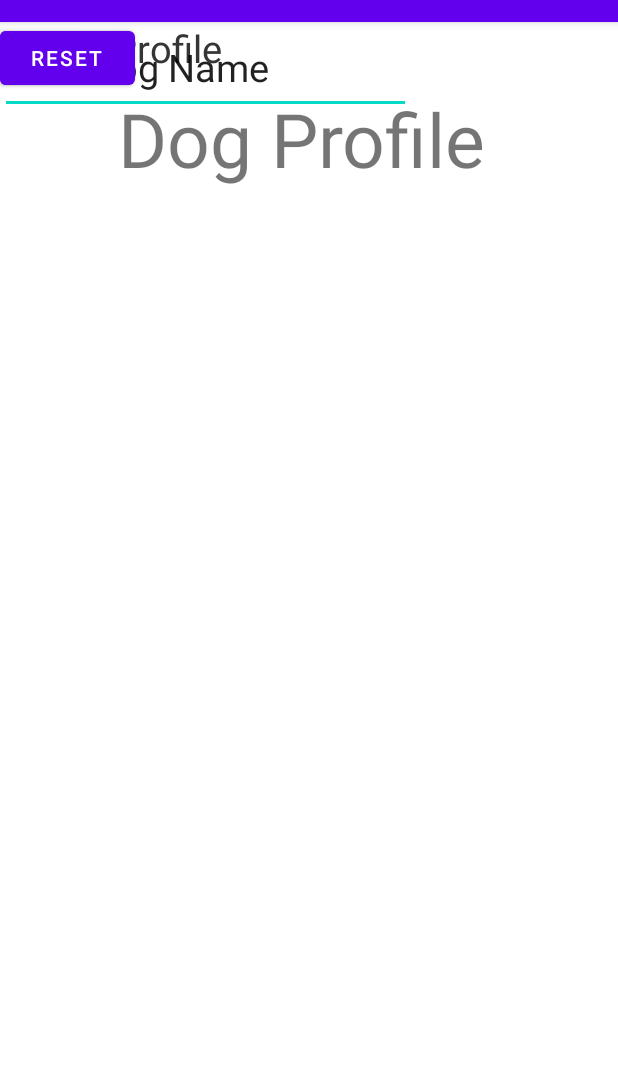
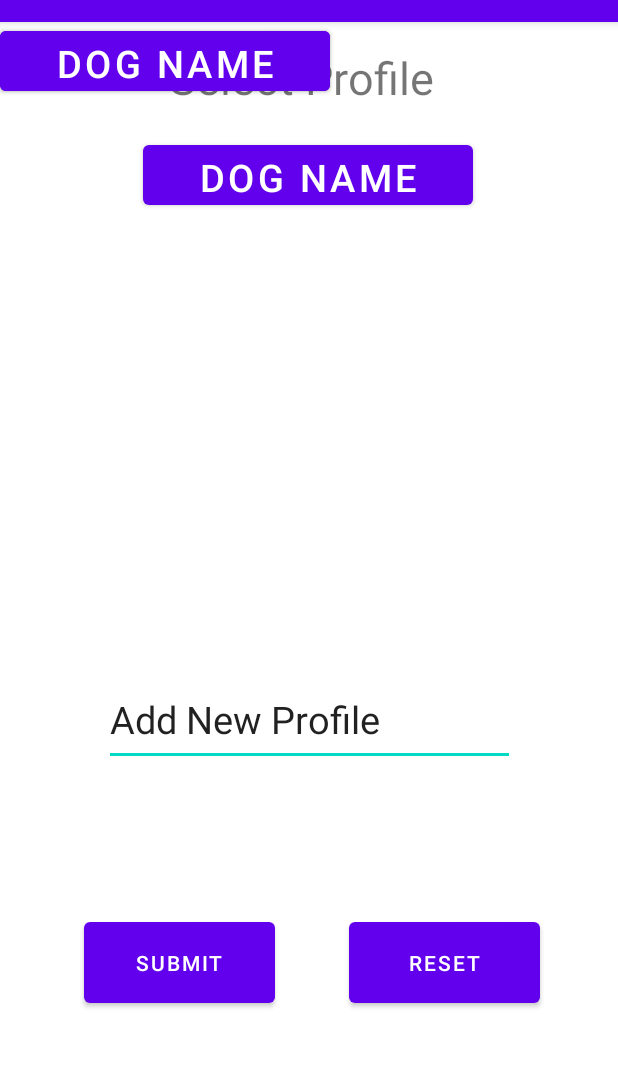
Before and after one commit to jenlebaron/Dog_Log, an Android app: the Profile screen opened directly, with no data from a screen before it, on a phone screen of 412 x 824 dp, the part 62-1130 px from its top. Run offline under Robolectric (Android 15) with nearby library versions, the phone set to English and light mode, and no system bars.

Commit message:
Profile.xml updated (2)

```diff
--- a/app/src/main/res/layout/activity_profile.xml
+++ b/app/src/main/res/layout/activity_profile.xml
@@ -6,60 +6,94 @@
     android:layout_height="match_parent"
     tools:context=".MainActivity">
 
-    <TextView
-        android:id="@+id/textView2"
-        android:layout_width="274dp"
-        android:layout_height="61dp"
-        android:text="Select Profile"
-        android:textSize="25dp"
-        tools:layout_editor_absoluteX="78dp"
-        tools:layout_editor_absoluteY="272dp" />
+
+
+
+
+
+
+
 
     <TextView
         android:layout_width="wrap_content"
         android:layout_height="wrap_content"
-        android:textSize="50dp"
-        android:text="Dog Profile"
+        android:text="@string/select_profile"
+        android:textSize="30sp"
         app:layout_constraintBottom_toBottomOf="parent"
-        app:layout_constraintHorizontal_bias="0.47"
+        app:layout_constraintHorizontal_bias="0.48"
         app:layout_constraintLeft_toLeftOf="parent"
         app:layout_constraintRight_toRightOf="parent"
         app:layout_constraintTop_toTopOf="parent"
-        app:layout_constraintVertical_bias="0.063" />
+        app:layout_constraintVertical_bias="0.023" />
+
+    <Button
+        android:id="@+id/button2"
+        android:layout_width="127dp"
+        android:layout_height="66dp"
+        android:layout_marginEnd="52dp"
+        android:layout_marginRight="52dp"
+        android:layout_marginBottom="108dp"
+        android:text="@string/reset"
+        app:layout_constraintBottom_toBottomOf="parent"
+        app:layout_constraintEnd_toEndOf="parent" />
+
+    <Button
+        android:id="@+id/button3"
+        android:layout_width="220dp"
+        android:layout_height="52dp"
+        android:layout_marginTop="24dp"
+        android:text="@string/dog_name"
+        android:textSize="25sp"
+        app:layout_constraintEnd_toEndOf="parent"
+        app:layout_constraintHorizontal_bias="0.497"
+        app:layout_constraintStart_toStartOf="parent"
+        app:layout_constraintTop_toBottomOf="@+id/button5"
+        tools:ignore="MissingConstraints" />
+
+    <Button
+        android:id="@+id/button4"
+        android:layout_width="220dp"
+        android:layout_height="52dp"
+        android:text="@string/dog_name"
+        android:textSize="25sp"
+        tools:ignore="MissingConstraints"
+        tools:layout_editor_absoluteX="95dp"
+        tools:layout_editor_absoluteY="97dp" />
 
 
-    <TextView
-        android:id="@+id/textView"
-        android:layout_width="274dp"
-        android:layout_height="61dp"
-        android:text="Select Profile"
-        android:textSize="25dp"
-        tools:layout_editor_absoluteX="78dp"
-        tools:layout_editor_absoluteY="196dp" />
+
+    <Button
+        android:id="@+id/button5"
+        android:layout_width="220dp"
+        android:layout_height="52dp"
+        android:text="@string/dog_name"
+        android:textSize="25sp"
+        tools:ignore="MissingConstraints"
+        tools:layout_editor_absoluteX="95dp"
+        tools:layout_editor_absoluteY="168dp" />
 
     <EditText
         android:id="@+id/textView"
         android:layout_width="274dp"
         android:layout_height="61dp"
-        android:text=" Add Dog Name"
-        android:textSize="25dp"
-        tools:layout_editor_absoluteX="78dp"
-        tools:layout_editor_absoluteY="417dp" />
+        android:layout_marginBottom="272dp"
+        android:inputType="text"
+        android:text="@string/add_new_profile"
+        android:textSize="25sp"
+        app:layout_constraintBottom_toBottomOf="parent"
+        app:layout_constraintEnd_toEndOf="parent"
+        app:layout_constraintHorizontal_bias="0.503"
+        app:layout_constraintStart_toStartOf="parent" />
 
     <Button
         android:id="@+id/button"
-        android:layout_width="wrap_content"
-        android:layout_height="wrap_content"
-        android:text="Submit"
-        tools:layout_editor_absoluteX="81dp"
-        tools:layout_editor_absoluteY="573dp" />
-
-    <Button
-        android:id="@+id/button2"
-        android:layout_width="wrap_content"
-        android:layout_height="wrap_content"
-        android:text="Reset"
-        tools:layout_editor_absoluteX="230dp"
-        tools:layout_editor_absoluteY="574dp" />
+        android:layout_width="127dp"
+        android:layout_height="66dp"
+        android:layout_marginBottom="108dp"
+        android:text="@string/submit"
+        app:layout_constraintBottom_toBottomOf="parent"
+        app:layout_constraintEnd_toStartOf="@+id/button2"
+        app:layout_constraintHorizontal_bias="0.534"
+        app:layout_constraintStart_toStartOf="parent" />
 
 </androidx.constraintlayout.widget.ConstraintLayout>
--- a/app/src/main/res/values/strings.xml
+++ b/app/src/main/res/values/strings.xml
@@ -24,4 +24,10 @@
     <string name="shots">Shots</string>
     <string name="medication">Medication</string>
     <string name="medication_information">Enter medication information here.</string>
+    <string name="add_new_profile">Add New Profile</string>
+    <string name="dog_name">Dog Name</string>
+    <string name="select_profile">Select Profile</string>
+    <string name="reset">Reset</string>
+    <string name="dog_name">Dog Name</string>
+    <string name="submit">Submit</string>
 </resources>
```
